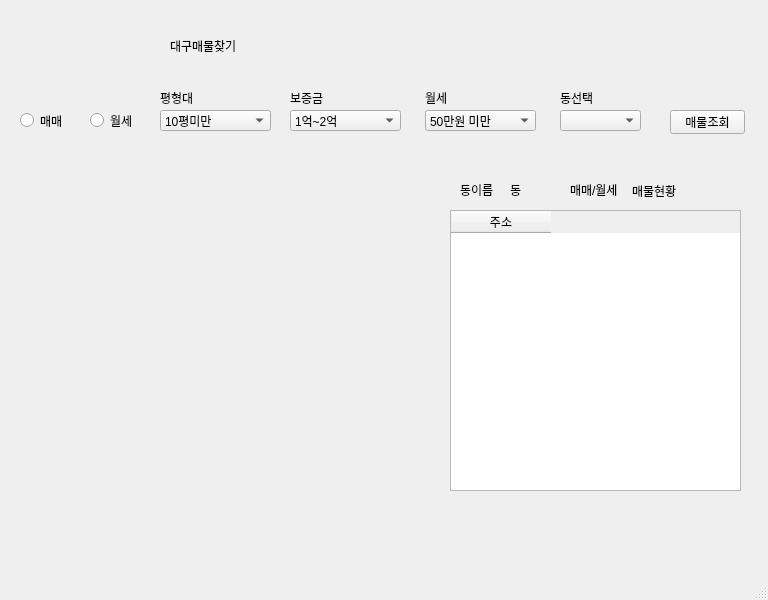
Old version of the form untitled2/client.ui in the repository jungyeonwoo265/qt-creator-TCP.
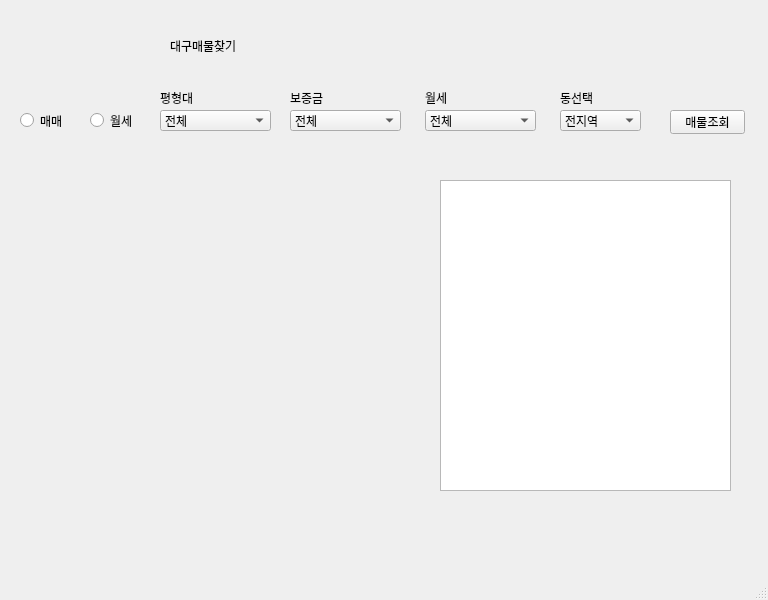
New version of the form. The open tabs and pages were chosen to show the change.

Commit message: TCP 완료, 지도매물 띄우기 완료

Diff of the .ui file:
```diff
--- a/untitled2/client.ui
+++ b/untitled2/client.ui
@@ -88,6 +88,21 @@
         <height>21</height>
        </rect>
       </property>
+      <item>
+       <property name="text">
+        <string>전체</string>
+       </property>
+      </item>
+      <item>
+       <property name="text">
+        <string>5000천만 이하</string>
+       </property>
+      </item>
+      <item>
+       <property name="text">
+        <string>5000천만~1억</string>
+       </property>
+      </item>
       <item>
        <property name="text">
         <string>1억~2억</string>
@@ -143,6 +158,11 @@
         <height>21</height>
        </rect>
       </property>
+      <item>
+       <property name="text">
+        <string>전체</string>
+       </property>
+      </item>
       <item>
        <property name="text">
         <string>50만원 미만</string>
@@ -222,6 +242,11 @@
         <height>21</height>
        </rect>
       </property>
+      <item>
+       <property name="text">
+        <string>전지역</string>
+       </property>
+      </item>
      </widget>
      <widget class="QLabel" name="label_8">
       <property name="geometry">
@@ -363,6 +388,11 @@
       <height>21</height>
      </rect>
     </property>
+    <item>
+     <property name="text">
+      <string>전체</string>
+     </property>
+    </item>
     <item>
      <property name="text">
       <string>10평미만</string>
@@ -403,72 +433,15 @@
     </property>
     <widget class="QWidget" name="page_6"/>
     <widget class="QWidget" name="page_5">
-     <widget class="QLabel" name="label_12">
-      <property name="geometry">
-       <rect>
-        <x>450</x>
-        <y>12</y>
-        <width>36</width>
-        <height>16</height>
-       </rect>
-      </property>
-      <property name="text">
-       <string>동이름</string>
-      </property>
-     </widget>
-     <widget class="QLabel" name="label_13">
-      <property name="geometry">
-       <rect>
-        <x>500</x>
-        <y>12</y>
-        <width>12</width>
-        <height>16</height>
-       </rect>
-      </property>
-      <property name="text">
-       <string>동</string>
-      </property>
-     </widget>
-     <widget class="QLabel" name="label_14">
-      <property name="geometry">
-       <rect>
-        <x>560</x>
-        <y>12</y>
-        <width>53</width>
-        <height>16</height>
-       </rect>
-      </property>
-      <property name="text">
-       <string>매매/월세</string>
-      </property>
-     </widget>
-     <widget class="QLabel" name="label_15">
-      <property name="geometry">
-       <rect>
-        <x>622</x>
-        <y>13</y>
-        <width>48</width>
-        <height>16</height>
-       </rect>
-      </property>
-      <property name="text">
-       <string>매물현황</string>
-      </property>
-     </widget>
      <widget class="QTableWidget" name="tableWidget">
       <property name="geometry">
        <rect>
-        <x>440</x>
-        <y>40</y>
+        <x>430</x>
+        <y>10</y>
         <width>291</width>
-        <height>281</height>
+        <height>311</height>
        </rect>
       </property>
-      <column>
-       <property name="text">
-        <string>주소</string>
-       </property>
-      </column>
      </widget>
      <widget class="QWidget" name="verticalLayoutWidget">
       <property name="geometry">
```
Left out of the diff: 110 changed lines with no effect on the pictures. The commit also changes 4 other files.
